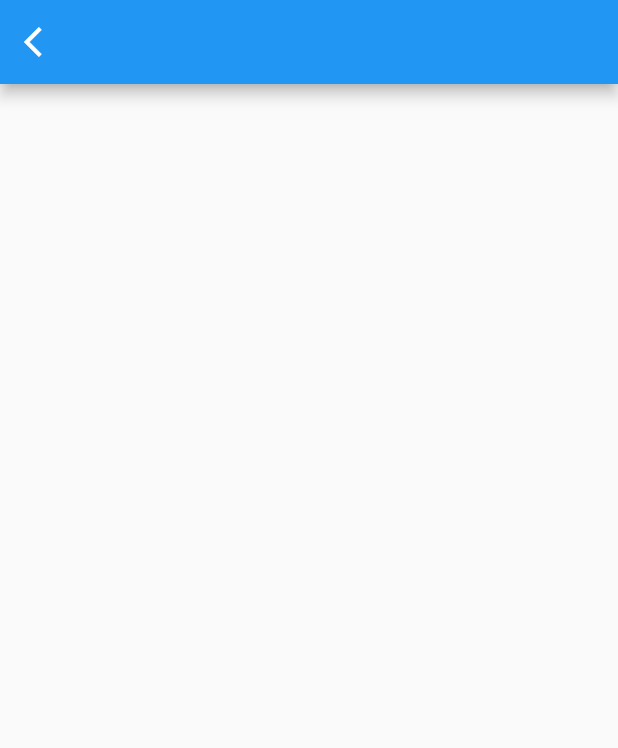
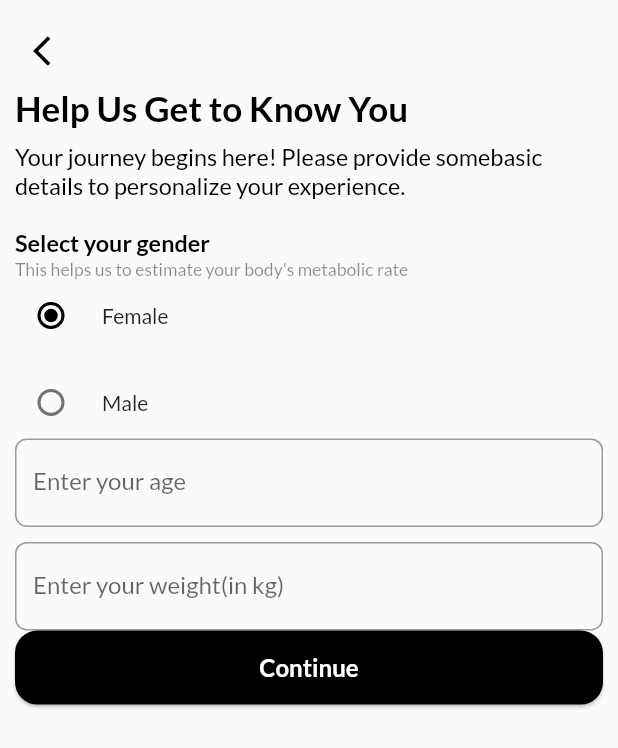
Before and after one commit to Precious2409/my_fitness_app, a Flutter app: the AboutYou screen opened by its route, on a phone screen of 412 x 824 dp. Shown: the top 748 px of the screen. Run offline on Flutter 3.47's test engine with Material 3 defaults, Android fonts, the phone set to English and light mode, and no system bars; our stand-ins replace animated_splash_screen, flutter_screenutil, smooth_page_indicator.

Commit message:
Made the signup process interactive

```diff
--- a/lib/common/common_widgets/list_tile_lead.dart
+++ b/lib/common/common_widgets/list_tile_lead.dart
@@ -1,4 +1,5 @@
 import 'package:flutter/material.dart';
+import 'package:flutter_screenutil/flutter_screenutil.dart';
 import 'package:my_fitness_app/common/colo_extension.dart';
 
 
@@ -27,7 +28,7 @@ class ListTileLead extends StatelessWidget {
     return ListView(
       children: [
         Container(
-          height: 25,
+          height: 25.h,
           decoration: BoxDecoration(
               border: Border.all(
                 color: Colors.grey.shade700,
--- a/lib/knowing_you/about_you.dart
+++ b/lib/knowing_you/about_you.dart
@@ -1,4 +1,5 @@
 import 'package:flutter/material.dart';
+import 'package:flutter_screenutil/flutter_screenutil.dart';
 import 'package:my_fitness_app/common/common_widgets/button_elevation.dart';
 import 'package:my_fitness_app/common/common_widgets/form_widget.dart';
 
@@ -18,146 +19,122 @@ class _AboutYouState extends State<AboutYou> {
   Widget build(BuildContext context) {
     return SafeArea(
       child: Scaffold(
-        appBar: AppBar(
-          leading: IconButton(
-            icon: Icon(Icons.arrow_back_ios) ,
-            onPressed: () {},
+        body: Padding(
+          padding: const EdgeInsets.all(10.0),
+          child: ListView(
+            children:[
+              Column(
+                crossAxisAlignment: CrossAxisAlignment.start,
+                children:[
+                  IconButton(
+                    icon: Icon(
+                        Icons.arrow_back_ios,
+                        color: Colors.black,
+                        size: 24
+                    ) ,
+                    onPressed: () {},
+                  ),
+                  Text(
+                    "Help Us Get to Know You",
+                    style: TextStyle(
+                        fontWeight: FontWeight.w600,
+                        fontSize: 24.sp,
+                      color: Colors.black
+                    ),
+                  ),
+                  SizedBox(height: 10.h,),
+                  Text(
+                    "Your journey begins here! Please provide some"
+                        "basic details to personalize your experience.",
+                    style: TextStyle(
+                        fontWeight: FontWeight.w400,
+                        fontSize: 16.sp,
+                        color: Colors.black
+                    ),
+                  ),
+                  SizedBox(height: 20.h,),
+
+                  Text(
+                    "Select your gender",
+                    style:TextStyle(
+                      fontWeight: FontWeight.w600,
+                      fontSize: 16.sp,
+                        color: Colors.black
+                    )
+                  ),
+                  Text(
+                      "This helps us to estimate your body's metabolic rate",
+                      style:TextStyle(
+                          fontWeight: FontWeight.w400,
+                          fontSize: 12.sp,
+                          color: Colors.black45
+                      )
+                  ),
+                  Row(
+                    children: [
+                      Radio(
+                          value: 1,
+                          groupValue: _value,
+                          onChanged: (value){},
+                          activeColor: Colors.black
+                      ),
+
+                      SizedBox(width: 10,),
+
+                      Text("Female"),
+                    ],
+                  ),
+
+                  SizedBox(height: 10,),
+
+                  Row(
+                    mainAxisAlignment: MainAxisAlignment.start,
+                    children: [
+                      Radio(
+                          value: 2,
+                          groupValue: _value,
+                          onChanged: (value){
+                            setState(() {
+                              _value = value;
+                            });
+                          },
+                          activeColor: Colors.black
+                      ),
+                      SizedBox(width: 10,),
+
+                      Text("Male"),
+                    ],
+                  ),
+
+                  FormWidget(
+                    title: 'Enter your age',
+                    hintText: 'Type your age',
+                    textInputType: TextInputType.text,
+                    obscureText: false,
+                  ),
+
+                  SizedBox(height: 10,),
+
+                  FormWidget(
+                      title: "Enter your weight(in kg)",
+                      hintText: "Input weight here",
+                      textInputType: TextInputType.number,
+                      obscureText: false
+                  ),
+
+
+                  ButtonElevation(
+                      onPressed: (){
+                        Navigator.pushNamed(context, "/fitnessgoalspage");
+                      },
+                      btnText: "Continue"
+                  )
+                ]
+              )
+            ]
           ),
-        ),
+        )
       ),
     );
   }
 }
-
-//child: Scaffold(
-
-//   body: Column(
-//     children: [
-//       Text(
-//         "Help Us Get to Know You",
-//         style: TextStyle(
-//             fontWeight: FontWeight.bold,
-//             fontSize:  16
-//         ),
-//       ),
-//
-//       SizedBox(height: 10,),
-//
-//       Column(
-//         mainAxisAlignment: MainAxisAlignment.start,
-//         children: [
-//           Text(
-//             "Your journey begins here! Please provide some basic details to personalize your experience",
-//             style: TextStyle(
-//                 fontWeight: FontWeight.bold,
-//                 fontSize: 14
-//             ),
-//           ),
-//
-//           SizedBox(height: 20),
-//
-//           Text(
-//             "Select your gender",
-//             style: TextStyle(
-//               fontSize: 14,
-//               fontWeight: FontWeight.bold,
-//             ),
-//           ),
-//
-//           Text(
-//             "This helps us to estimate your body's metabolic rate",
-//             style: TextStyle(
-//                 fontSize: 12,
-//                 fontWeight: FontWeight.normal
-//             ),
-//           ),
-//
-//           SizedBox(height: 10,),
-//
-//           Row(
-//             children: [
-//               Radio(
-//                   value: 1,
-//                   groupValue: _value,
-//                   onChanged: (value){},
-//                   activeColor: Colors.black
-//               ),
-//
-//               SizedBox(width: 10,),
-//
-//               Text("Female"),
-//             ],
-//           ) ,
-//
-//           Row(
-//             children: [
-//               Radio(
-//                   value: 2,
-//                   groupValue: _value,
-//                   onChanged: (value){
-//                     setState(() {
-//                       _value = value;
-//                     });
-//                   },
-//                   activeColor: Colors.black
-//               ),
-//               SizedBox(width: 10,),
-//
-//               Text("Male"),
-//             ],
-//           ) ,
-//
-//           SizedBox(height: 10,),
-//
-//           Row(
-//             children: [
-//               RadioListTile(
-//                 value: 2,
-//                 groupValue: _value,
-//                 onChanged: (value){
-//                   setState(() {
-//                     _value = value;
-//                   });
-//                 },
-//                 activeColor: Colors.black ,
-//                 title: Text("Male"),
-//               ),
-//             ],
-//           ),
-//
-//           FormWidget(
-//               title: "Enter your age",
-//               hintText: "Type your age",
-//               textInputType: TextInputType.text,
-//               obscureText: false
-//           ),
-//
-//           SizedBox(height: 10,),
-//
-//           FormWidget(
-//               title: "Enter your weight(in kg)",
-//               hintText: "Input weight here",
-//               textInputType: TextInputType.number,
-//               obscureText: false
-//           ),
-//
-//           SizedBox(height: 10,),
-//
-//           FormWidget(
-//               title: "Enter your height (in cm)",
-//               hintText: "Type your height value in cm",
-//               textInputType: TextInputType.number,
-//               obscureText: false
-//           ) ,
-//
-//           SizedBox(height: 10,),
-//         ],
-//       ),
-//
-//       ButtonElevation(
-//           onPressed: (){},
-//           btnText: "Continue"
-//       )
-//     ],
-//   ),
-// )
--- a/lib/main.dart
+++ b/lib/main.dart
@@ -3,6 +3,8 @@
 import 'package:my_fitness_app/common/colo_extension.dart';
 import 'package:my_fitness_app/home/home_view.dart';
 import 'package:my_fitness_app/knowing_you/about_you.dart';
+import 'package:my_fitness_app/knowing_you/activity_level_check.dart';
+import 'package:my_fitness_app/knowing_you/fitness_goals.dart';
 import 'package:my_fitness_app/onboarding/onboarding_screen_1.dart';
 import 'package:my_fitness_app/onboarding/splash_screen.dart';
 import 'package:my_fitness_app/sign_up/signup_screen.dart';
@@ -38,9 +40,9 @@
           "/aboutyoupage": (context) => const AboutYou(),
           "/homeview": (context) => const HomeView(),
           "/onboardingscreen": (context) => const OnboardingScreen(),
-        /**  "/fitnessgoalspage": (context) => const FitnessGoals(),
+          "/fitnessgoalspage": (context) => const FitnessGoals(),
           "/activitylevel": (context) => const ActivityLevelCheck(),
-            **/
+
         },
       ),
     );
```
Also changed, not shown: lib/knowing_you/activity_level_check.dart (+75 -26 lines), lib/knowing_you/fitness_goals.dart (+63 -12 lines).
